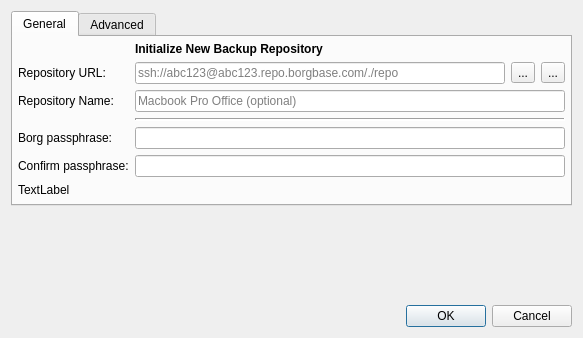
Before: the Qt Designer form src/vorta/assets/UI/repoadd.ui in borgbase/vorta, drawn with Qt 5.
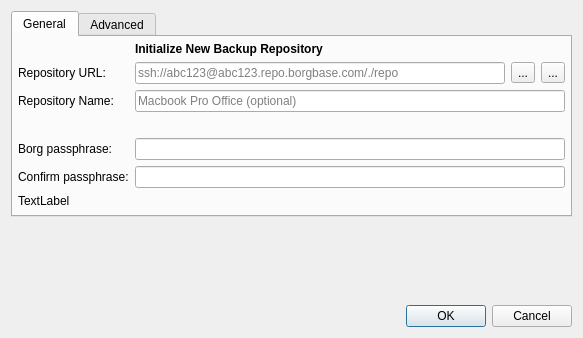
After: the same form once the commit is applied. Icons and pictures are not drawn.

Commit message: add empty space between repo name and passphrase

```diff
--- a/src/vorta/assets/UI/repoadd.ui
+++ b/src/vorta/assets/UI/repoadd.ui
@@ -162,6 +162,13 @@
          </property>
         </widget>
        </item>
+        <item row="3" column="0">
+          <widget class="QLabel" name="label_4">
+          <property name="text">
+            <string/>
+          </property>
+          </widget>
+        </item>
        <item row="4" column="0">
         <widget class="QLabel" name="label_3">
          <property name="text">
@@ -203,29 +210,6 @@
          </property>
         </widget>
        </item>
-       <item row="3" column="1">
-        <layout class="QHBoxLayout" name="horizontalLayoutSeparator">
-         <item>
-          <widget class="QFrame" name="separatorLine">
-           <property name="sizePolicy">
-            <sizepolicy hsizetype="Expanding" vsizetype="Fixed">
-             <horstretch>0</horstretch>
-             <verstretch>0</verstretch>
-            </sizepolicy>
-           </property>
-           <property name="frameShape">
-            <enum>QFrame::HLine</enum>
-           </property>
-           <property name="frameShadow">
-            <enum>QFrame::Sunken</enum>
-           </property>
-           <property name="lineWidth">
-            <number>2</number>
-           </property>
-          </widget>
-         </item>
-        </layout>
-       </item>
       </layout>
      </widget>
      <widget class="QWidget" name="tabWidgetPage2">
```
